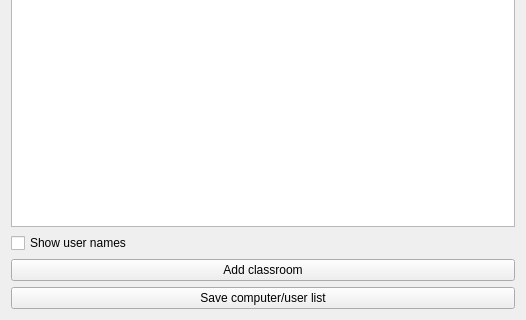
Before: the Qt Designer form master/forms/ComputerManagementView.ui in veyon/veyon, drawn with Qt 5; both pictures show x 0 to 526 and y 432 to 752 of the 526 by 752 pixel window.
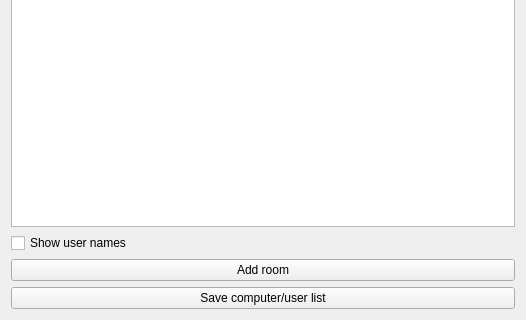
After: the same form once the commit is applied.

Commit message: Master: ComputerManagementView: use more generic wording for rooms

Diff of the .ui file:
```diff
--- a/master/forms/ComputerManagementView.ui
+++ b/master/forms/ComputerManagementView.ui
@@ -46,7 +46,7 @@
    <item>
     <widget class="QPushButton" name="addClassroomButton">
      <property name="text">
-      <string>Add classroom</string>
+      <string>Add room</string>
      </property>
     </widget>
    </item>
```
Left out of the diff: 8 changed lines with no effect on the pictures. The commit also changes 2 other files.
